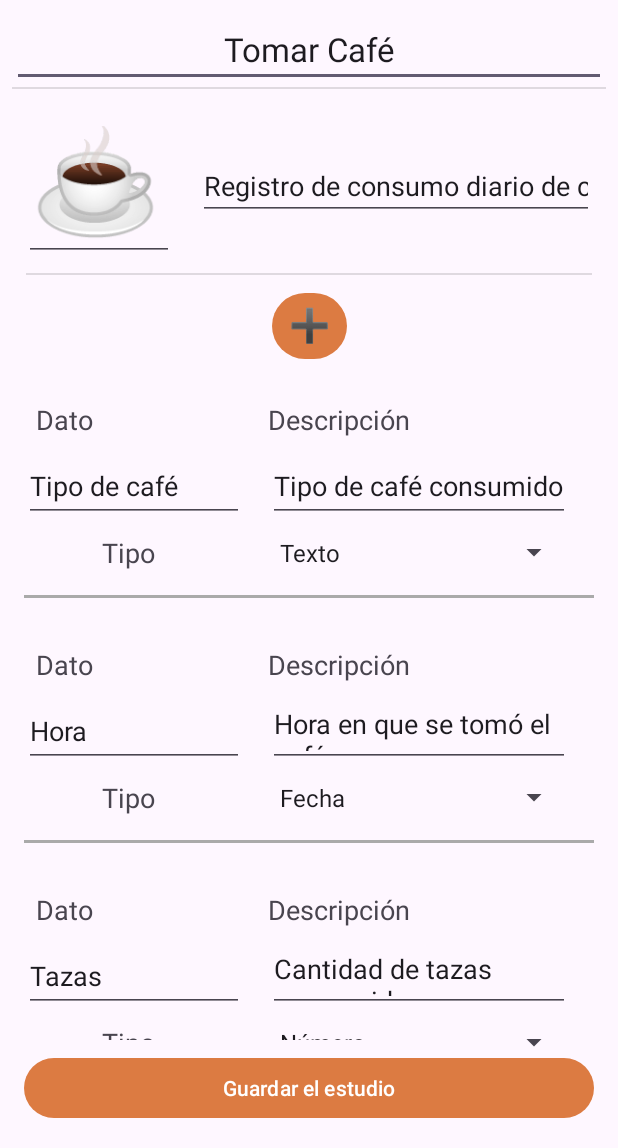
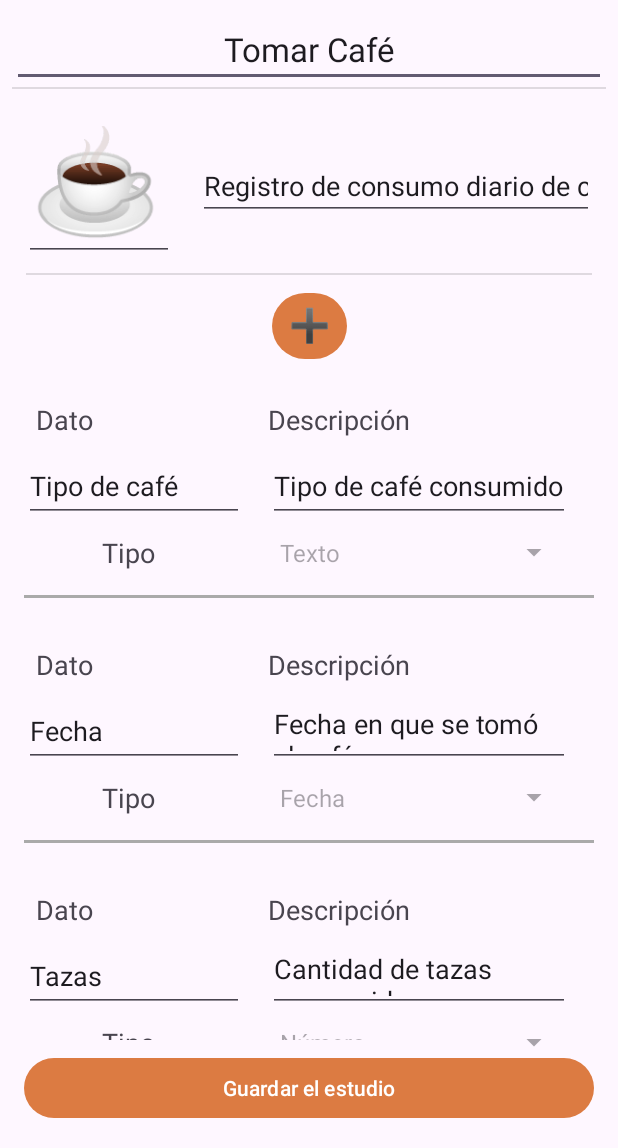
Before and after one commit to calenorpobil/Diario-Lab, an Android app: the screen it shows after launch (EditActivity), after a tap on "Editar", on a phone screen of 412 x 824 dp, the part 88-1236 px from its top. Run offline under Robolectric (Android 15) with nearby library versions, the phone set to English and light mode, and no system bars; plain views replace EmojiPickerView; 2 other taps on this screen came first.

Commit message:
Preparado para entrega.

```diff
--- a/app/src/main/java/com/merlita/diariolab/Adaptadores/AdaptadorColumnas.java
+++ b/app/src/main/java/com/merlita/diariolab/Adaptadores/AdaptadorColumnas.java
@@ -90,8 +90,8 @@ public class AdaptadorColumnas extends RecyclerView.Adapter<AdaptadorColumnas.Mi
 
         if (tipoActual.getTipoDato().equals("Texto")
                 || tipoActual.getTipoDato().equals("Número")) {
-            listaDatosUtiles.add(dato);
         }
+        listaDatosUtiles.add(dato);
         if(!listaDatosUtiles.isEmpty()){
             View itv = holder.itemView;
             switch (tipoActual.getTipoDato()) {
--- a/app/src/main/java/com/merlita/diariolab/Adaptadores/AdaptadorCualitativo.java
+++ b/app/src/main/java/com/merlita/diariolab/Adaptadores/AdaptadorCualitativo.java
@@ -33,6 +33,7 @@ public class AdaptadorCualitativo extends RecyclerView.Adapter<AdaptadorCualitat
 
     private Context context;
     private ArrayList<Cualitativo> lista;
+    int cuenta=0;
     SQLiteDatabase db;
 
     public interface OnButtonClickListener {
@@ -81,7 +82,7 @@ public class AdaptadorCualitativo extends RecyclerView.Adapter<AdaptadorCualitat
     public void onBindViewHolder(@NonNull MiContenedor holder, int position) {
         Cualitativo cualitativo = lista.get(holder.getAbsoluteAdapterPosition());
 
-        String texto = "Tipo "+(getItemCount())+": ";
+        String texto = "Tipo "+(++cuenta)+": ";
         holder.tvCualitativo.setText(texto);
         holder.etTitulo.setText(cualitativo.getTitulo());
 
--- a/app/src/main/java/com/merlita/diariolab/Adaptadores/AdaptadorDatosVer.java
+++ b/app/src/main/java/com/merlita/diariolab/Adaptadores/AdaptadorDatosVer.java
@@ -167,7 +167,7 @@ public class AdaptadorDatosVer extends RecyclerView.Adapter<AdaptadorDatosVer.Mi
                     holder.etNumero.setVisibility(GONE);
                     holder.spTipo.setVisibility(GONE);
 
-                    if(enabled && datoActual.getValorText().isEmpty()){
+                    if(enabled && datoActual.getValorText().isBlank()){
                         texto = "Elige una fecha";
                     }
                     holder.tvHora.setText(texto);
@@ -205,7 +205,8 @@ public class AdaptadorDatosVer extends RecyclerView.Adapter<AdaptadorDatosVer.Mi
                         holder.spTipo.setSelection(index);
                     }
                     holder.spTipo.setEnabled(enabled);
-                    cualitativos.add("Sin datos");
+                    if(!cualitativos.contains("Sin datos"))
+                        cualitativos.add("Sin datos");
 
                     break;
                 }
--- a/app/src/main/java/com/merlita/diariolab/Adaptadores/AdaptadorTiposDato.java
+++ b/app/src/main/java/com/merlita/diariolab/Adaptadores/AdaptadorTiposDato.java
@@ -136,6 +136,7 @@ public class AdaptadorTiposDato extends RecyclerView.Adapter<AdaptadorTiposDato.
         adapter.setDropDownViewResource(android.R.layout.simple_spinner_dropdown_item);
         holder.spTipoDato.setAdapter(adapter);
         holder.spTipoDato.setSelection(adapter.getPosition(tipoDato.getTipoDato()));
+        holder.spTipoDato.setEnabled(getDatosDeTipo(tipoDato).isEmpty());
 
 
         holder.spTipoDato.setOnItemSelectedListener(new AdapterView.OnItemSelectedListener() {
@@ -238,7 +239,7 @@ public class AdaptadorTiposDato extends RecyclerView.Adapter<AdaptadorTiposDato.
                 SQLiteDatabase db;
                 db = usdbh.getWritableDatabase();
 
-                datosResultado = usdbh.getDatosDeTipo(db, tipo.getFkEstudio(), tipo.getId()+"");
+                datosResultado = usdbh.getDatosDeTipo(db, nombreEstudio, tipo.getId()+"");
 
                 db.close();
             } catch (Exception ignored){
--- a/app/src/main/java/com/merlita/diariolab/MainActivity.java
+++ b/app/src/main/java/com/merlita/diariolab/MainActivity.java
@@ -354,7 +354,7 @@ public class MainActivity extends AppCompatActivity {
                 if(!usdbh.estudioExiste(db, "Tomar Café")){
                     // Insertar tipos de datos para "Tomar Café"
                     tiposDato1.add(new TipoDato(getCuentaTipos(), "Tazas", "Número", "Cantidad de tazas consumidas", "Tomar Café"));
-                    tiposDato1.add(new TipoDato(getCuentaTipos()+1, "Hora", "Fecha", "Hora en que se tomó el café", "Tomar Café"));
+                    tiposDato1.add(new TipoDato(getCuentaTipos()+1, "Fecha", "Fecha", "Fecha en que se tomó el café", "Tomar Café"));
                     tiposDato1.add(new TipoDato(getCuentaTipos()+2, "Tipo de café", "Texto", "Tipo de café consumido", "Tomar Café"));
                     a[0] = tiposDato1;
 
@@ -369,21 +369,21 @@ public class MainActivity extends AppCompatActivity {
                     aux = new Ocurrencia(numOcurrencia, LocalDate.parse("2024-03-01"), "Tomar Café");
                     usdbh. insertarOcurrencia(db,aux);
                     usdbh. insertarDato(db, new Dato(tiposDato1.get(0), "Tomar Café", aux.getCod(), "2"));
-                    usdbh. insertarDato(db, new Dato(tiposDato1.get(1), "Tomar Café", aux.getCod(), "2024-03-01T08:30:00"));
+                    usdbh. insertarDato(db, new Dato(tiposDato1.get(1), "Tomar Café", aux.getCod(), "29/5/2025"));
                     usdbh. insertarDato(db, new Dato(tiposDato1.get(2), "Tomar Café", aux.getCod(), "Espresso"));
 
                     numOcurrencia = usdbh.getCuentaOcurrencias(db, estudios.get(esteEstudio).getNombre());
                     aux = new Ocurrencia(numOcurrencia, LocalDate.parse("2024-03-02"), "Tomar Café");
                     usdbh. insertarOcurrencia(db, aux);
                     usdbh. insertarDato(db, new Dato(tiposDato1.get(0), "Tomar Café", aux.getCod(), "1"));
-                    usdbh. insertarDato(db, new Dato(tiposDato1.get(1), "Tomar Café", aux.getCod(), "2024-03-02T09:15:00"));
+                    usdbh. insertarDato(db, new Dato(tiposDato1.get(1), "Tomar Café", aux.getCod(), "28/5/2025"));
                     usdbh. insertarDato(db, new Dato(tiposDato1.get(2), "Tomar Café", aux.getCod(), "Latte"));
 
                     numOcurrencia = usdbh.getCuentaOcurrencias(db, estudios.get(esteEstudio).getNombre());
                     aux = new Ocurrencia(numOcurrencia, LocalDate.parse("2024-03-03"), "Tomar Café");
                     usdbh. insertarOcurrencia(db, aux);
                     usdbh. insertarDato(db, new Dato(tiposDato1.get(0), "Tomar Café", aux.getCod(), "3"));
-                    usdbh. insertarDato(db, new Dato(tiposDato1.get(1), "Tomar Café", aux.getCod(), "2024-03-03"));
+                    usdbh. insertarDato(db, new Dato(tiposDato1.get(1), "Tomar Café", aux.getCod(), "27/5/2025"));
                     usdbh. insertarDato(db, new Dato(tiposDato1.get(2), "Tomar Café", aux.getCod(), "Americano"));
 
                 }
@@ -742,7 +742,6 @@ public class MainActivity extends AppCompatActivity {
         }
     }
     private boolean editarCualitativo(ArrayList<Cualitativo> nuevosCualitativos,
-                                      ArrayList<Cualitativo> viejosCualitativos,
                                       String estudioViejo){
         long[]  fun = new long[nuevosCualitativos.size()+1];
         try(EstudiosSQLiteHelper usdbh =
@@ -754,7 +753,7 @@ public class MainActivity extends AppCompatActivity {
             usdbh.borrarCualitativos_PorFK(db, estudioViejo);
             for (int i = 0; i < nuevosCualitativos.size(); i++) {
                 try{
-                    fun[1+i] = usdbh.insertarCualitativo(db, viejosCualitativos, nuevosCualitativos.get(i));
+                    fun[1+i] = usdbh.insertarCualitativo(db, nuevosCualitativos.get(i));
                     //usdbh.editarDato_porTipoYDatoCualitativo(db, nuevosCualitativos.get(i), estudioViejo);
                 }catch (SQLiteException e){
                 }
--- a/app/src/main/java/com/merlita/diariolab/Utils/EstudiosSQLiteHelper.java
+++ b/app/src/main/java/com/merlita/diariolab/Utils/EstudiosSQLiteHelper.java
@@ -282,8 +282,7 @@ public class EstudiosSQLiteHelper extends SQLiteOpenHelper {
 
         return newRowId;
     }
-    public long insertarCualitativo(SQLiteDatabase db,
-                                    ArrayList<Cualitativo> cualiViejos, Cualitativo cualitativo)  {
+    public long insertarCualitativo(SQLiteDatabase db, Cualitativo cualitativo)  {
         long newRowId = 0;
         String idTipo="";
 
--- a/app/src/main/res/layout/columna_grafico.xml
+++ b/app/src/main/res/layout/columna_grafico.xml
@@ -2,7 +2,7 @@
 <androidx.constraintlayout.widget.ConstraintLayout xmlns:android="http://schemas.android.com/apk/res/android"
     xmlns:app="http://schemas.android.com/apk/res-auto"
     xmlns:tools="http://schemas.android.com/tools"
-    android:layout_width="wrap_content"
+    android:layout_width="120dp"
     android:layout_height="match_parent"
     android:paddingStart="4dp"
     android:paddingEnd="4dp">
@@ -44,8 +44,8 @@
         android:layout_marginEnd="8dp"
         android:layout_marginBottom="8dp"
         android:text="@string/numero_columna_grafico"
+        android:textSize="18sp"
         android:visibility="visible"
-        android:textSize="18sp"
         app:layout_constraintBottom_toBottomOf="parent"
         app:layout_constraintEnd_toEndOf="parent"
         app:layout_constraintStart_toStartOf="parent" />
```
Also changed, not shown: app/src/main/java/com/merlita/diariolab/Adaptadores/AdaptadorDatos.java (+1 -6 lines).
